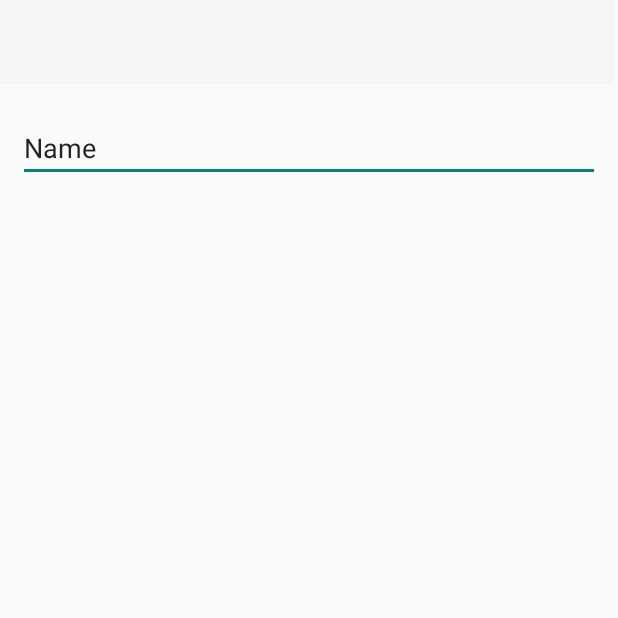
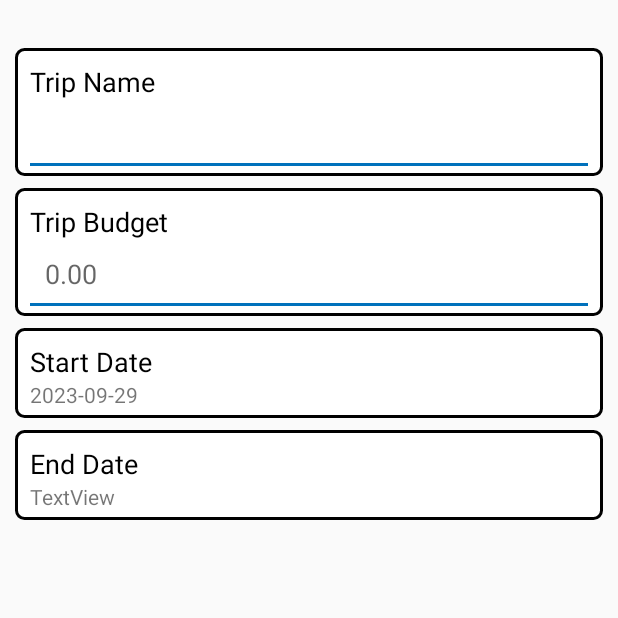
Before and after one commit to BuuMJ/ViggaExpenseApp, an Android app: the newtrip screen opened directly, with no data from a screen before it, on a phone screen of 412 x 824 dp, the top half of it. Run offline under Robolectric (Android 15) with nearby library versions, the light colour scheme and no system bars.

Commit message:
add datepicker dialog

```diff
--- a/app/src/main/java/com/example/viggaexpense/newtrip.java
+++ b/app/src/main/java/com/example/viggaexpense/newtrip.java
@@ -2,13 +2,52 @@ package com.example.viggaexpense;
 
 import androidx.appcompat.app.AppCompatActivity;
 
+import android.app.DatePickerDialog;
 import android.os.Bundle;
+import android.view.View;
+import android.widget.DatePicker;
+import android.widget.TextView;
+
+import java.text.SimpleDateFormat;
+import java.util.Calendar;
+import java.util.Locale;
 
 public class newtrip extends AppCompatActivity {
-
+    TextView datePickerStartDate, datePickerEndDate;
+    SimpleDateFormat dateFormatter;
     @Override
     protected void onCreate(Bundle savedInstanceState) {
         super.onCreate(savedInstanceState);
         setContentView(R.layout.activity_newtrip);
+        mapping();
+        Calendar c = Calendar.getInstance();
+        int y = c.get(Calendar.YEAR);
+        int m = c.get(Calendar.MONTH);
+        int d = c.get(Calendar.DAY_OF_MONTH);
+        dateFormatter = new SimpleDateFormat("yyyy-MM-dd", Locale.getDefault());
+        String currentDate = dateFormatter.format(c.getTime());
+        datePickerStartDate.setText(currentDate);
+
+        datePickerStartDate.setOnClickListener(new View.OnClickListener() {
+            @Override
+            public void onClick(View view) {
+                DatePickerDialog datePickerDialog = new DatePickerDialog(
+                        newtrip.this,
+                        new DatePickerDialog.OnDateSetListener() {
+                            @Override
+                            public void onDateSet(DatePicker datePicker, int year, int month, int dayOfMonth) {
+                                String selectedDate = year + "-" + (month + 1) + "-" + dayOfMonth;
+                                datePickerStartDate.setText(selectedDate);
+                            }
+                        },
+                        y, m, d
+                );
+                datePickerDialog.show();
+            }
+        });
+    }
+    protected void mapping(){
+        datePickerEndDate = (TextView)findViewById(R.id.datepickerend);
+        datePickerStartDate = (TextView)findViewById(R.id.datepickerstart);
     }
 }
--- a/app/src/main/java/com/example/viggaexpense/signup.java
+++ b/app/src/main/java/com/example/viggaexpense/signup.java
@@ -37,15 +37,22 @@ public class signup extends AppCompatActivity {
         signup.setOnClickListener(new View.OnClickListener(){
             @Override
             public void onClick(View view){
+                String newUsername = usernameSignup.getText().toString();
+                String existingUsername = sharedPreferences.getString("KEY_USERNAME", "");
+                if(existingUsername.equals(newUsername)){
+                    Toast.makeText(signup.this, "Username already exists", Toast.LENGTH_SHORT).show();
+                }
+                else{
                     SharedPreferences.Editor editor = sharedPreferences.edit();
                     editor.putString("KEY_FULLNAME",fullnameSignup.getText().toString());
                     editor.putString("KEY_USERNAME",usernameSignup.getText().toString());
                     editor.putString("KEY_PASSWORD",passwordSignup.getText().toString());
-                editor.commit();
+                    editor.apply();
                     Toast.makeText(signup.this,"Sign Up Success", Toast.LENGTH_SHORT).show();
                     Intent success = new Intent(signup.this, login.class);
                     startActivity(success);
                 }
+            }
         });
     }
 }
--- /dev/null
+++ b/app/src/main/res/drawable/inputbottom.xml
@@ -0,0 +1,22 @@
+<?xml version="1.0" encoding="utf-8"?>
+<layer-list xmlns:android="http://schemas.android.com/apk/res/android" >
+    <item
+        android:bottom="1dp"
+        android:left="-2dp"
+        android:right="-2dp"
+        android:top="-2dp">
+        <shape android:shape="rectangle" >
+            <stroke
+                android:width="2dp"
+                android:color="@color/mainColor" />
+
+            <solid android:color="#00FFFFFF" />
+
+            <padding android:left="10dp"
+                android:right="10dp"
+                android:top="10dp"
+                android:bottom="10dp" />
+        </shape>
+    </item>
+
+</layer-list>
--- /dev/null
+++ b/app/src/main/res/drawable/inputstyle.xml
@@ -0,0 +1,9 @@
+<?xml version="1.0" encoding="utf-8"?>
+<shape xmlns:android="http://schemas.android.com/apk/res/android"
+    android:shape="rectangle">
+    <solid android:color="@color/white"/>
+    <corners android:radius="5dp"/>
+    <stroke android:color="@color/black"
+            android:width="2dp"/>
+
+</shape>
--- a/app/src/main/res/layout/activity_newtrip.xml
+++ b/app/src/main/res/layout/activity_newtrip.xml
@@ -1,32 +1,159 @@
 <?xml version="1.0" encoding="utf-8"?>
-<androidx.constraintlayout.widget.ConstraintLayout xmlns:android="http://schemas.android.com/apk/res/android"
+<LinearLayout xmlns:android="http://schemas.android.com/apk/res/android"
     xmlns:app="http://schemas.android.com/apk/res-auto"
     xmlns:tools="http://schemas.android.com/tools"
     android:layout_width="match_parent"
     android:layout_height="match_parent"
+    android:orientation="vertical"
+    android:paddingLeft="10dp"
+    android:paddingTop="16dp"
+    android:paddingRight="10dp"
+    android:paddingBottom="16dp"
     tools:context=".newtrip">
 
-    <EditText
-        android:id="@+id/editTextText"
+    <LinearLayout
         android:layout_width="match_parent"
         android:layout_height="wrap_content"
-        android:layout_marginStart="12dp"
-        android:layout_marginTop="20dp"
-        android:layout_marginEnd="12dp"
-        android:ems="10"
-        android:inputType="text"
-        android:text="Name"
-        app:layout_constraintEnd_toEndOf="parent"
-        app:layout_constraintHorizontal_bias="0.0"
-        app:layout_constraintStart_toStartOf="parent"
-        app:layout_constraintTop_toBottomOf="@+id/toolbar" />
+        android:background="@drawable/inputstyle"
+        app:backgroundTint="@null"
+        android:orientation="vertical"
+        android:paddingLeft="10dp"
+        android:paddingTop="10dp"
+        android:paddingRight="10dp"
+        android:paddingBottom="6dp"
+        android:layout_marginTop="16dp"
+        >
 
-    <androidx.appcompat.widget.Toolbar
-        android:id="@+id/toolbar"
-        android:layout_width="409dp"
+        <TextView
+            android:id="@+id/textView17"
+            android:layout_width="match_parent"
+            android:layout_height="wrap_content"
+            android:text="Trip Name"
+            android:textColor="@color/black"
+            android:textSize="18dp" />
+
+        <EditText
+            android:id="@+id/editTextText2"
+            android:layout_width="match_parent"
+            android:layout_height="wrap_content"
+            android:background="@drawable/inputbottom"
+            android:ems="10"
+            android:inputType="text"
+            android:textColor="@color/black"
+            android:textSize="18dp"
+            app:backgroundTint="@null" />
+    </LinearLayout>
+
+    <LinearLayout
+        android:layout_width="match_parent"
         android:layout_height="wrap_content"
-        android:background="?attr/colorPrimary"
-        android:minHeight="?attr/actionBarSize"
-        android:theme="?attr/actionBarTheme"
-        tools:layout_editor_absoluteX="1dp" />
-</androidx.constraintlayout.widget.ConstraintLayout>
+        android:orientation="vertical"
+        android:background="@drawable/inputstyle"
+        app:backgroundTint="@null"
+        android:paddingLeft="10dp"
+        android:paddingTop="10dp"
+        android:paddingRight="10dp"
+        android:paddingBottom="6dp"
+        android:layout_marginTop="8dp">
+
+        <TextView
+            android:id="@+id/textView18"
+            android:layout_width="match_parent"
+            android:layout_height="wrap_content"
+            android:text="Trip Budget"
+            android:textColor="@color/black"
+            android:textSize="18dp" />
+
+        <EditText
+            android:id="@+id/editTextText4"
+            android:layout_width="match_parent"
+            android:layout_height="wrap_content"
+            android:background="@drawable/inputbottom"
+            android:ems="10"
+            android:hint="0.00"
+            android:inputType="text"
+            android:textColor="@color/black"
+            android:textSize="18dp"
+            app:backgroundTint="@null" />
+    </LinearLayout>
+
+    <LinearLayout
+        android:layout_width="match_parent"
+        android:layout_height="wrap_content"
+        android:orientation="vertical"
+        android:background="@drawable/inputstyle"
+        app:backgroundTint="@null"
+        android:paddingLeft="10dp"
+        android:paddingTop="10dp"
+        android:paddingRight="10dp"
+        android:paddingBottom="6dp"
+        android:layout_marginTop="8dp">
+
+        <TextView
+            android:layout_width="match_parent"
+            android:layout_height="wrap_content"
+            android:text="Start Date"
+            android:textColor="@color/black"
+            android:textSize="18dp" />
+
+        <TextView
+            android:id="@+id/datepickerstart"
+            android:layout_width="match_parent"
+            android:layout_height="wrap_content"
+            android:text="TextView" />
+
+        <!--        <EditText-->
+<!--            android:id="@+id/editTextDate"-->
+<!--            android:layout_width="match_parent"-->
+<!--            android:layout_height="wrap_content"-->
+<!--            android:ems="10"-->
+<!--            android:hint="Today"-->
+<!--            android:inputType="date"-->
+<!--            android:textColor="@color/black"-->
+<!--            android:textColorHint="@color/black"-->
+<!--            android:textSize="18dp"-->
+<!--            app:backgroundTint="@null"-->
+<!--            android:background="@drawable/inputbottom"/>-->
+
+    </LinearLayout>
+
+    <LinearLayout
+        android:layout_width="match_parent"
+        android:layout_height="wrap_content"
+        android:orientation="vertical"
+        android:background="@drawable/inputstyle"
+        app:backgroundTint="@null"
+        android:paddingLeft="10dp"
+        android:paddingTop="10dp"
+        android:paddingRight="10dp"
+        android:paddingBottom="6dp"
+        android:layout_marginTop="8dp"
+        android:gravity="center">
+
+        <TextView
+            android:id="@+id/textView12"
+            android:layout_width="match_parent"
+            android:layout_height="wrap_content"
+            android:text="End Date"
+            android:textColor="@color/black"
+            android:textSize="18dp" />
+
+        <TextView
+            android:id="@+id/datepickerend"
+            android:layout_width="match_parent"
+            android:layout_height="wrap_content"
+            android:text="TextView" />
+
+        <!--        <EditText-->
+<!--            android:id="@+id/editTextDate2"-->
+<!--            android:layout_width="match_parent"-->
+<!--            android:layout_height="wrap_content"-->
+<!--            android:ems="10"-->
+<!--            android:inputType="date"-->
+<!--            app:backgroundTint="@null"-->
+<!--            android:background="@drawable/inputbottom"/>-->
+
+
+    </LinearLayout>
+
+</LinearLayout>
```
Lines whose indentation alone changed are shown as unchanged.
